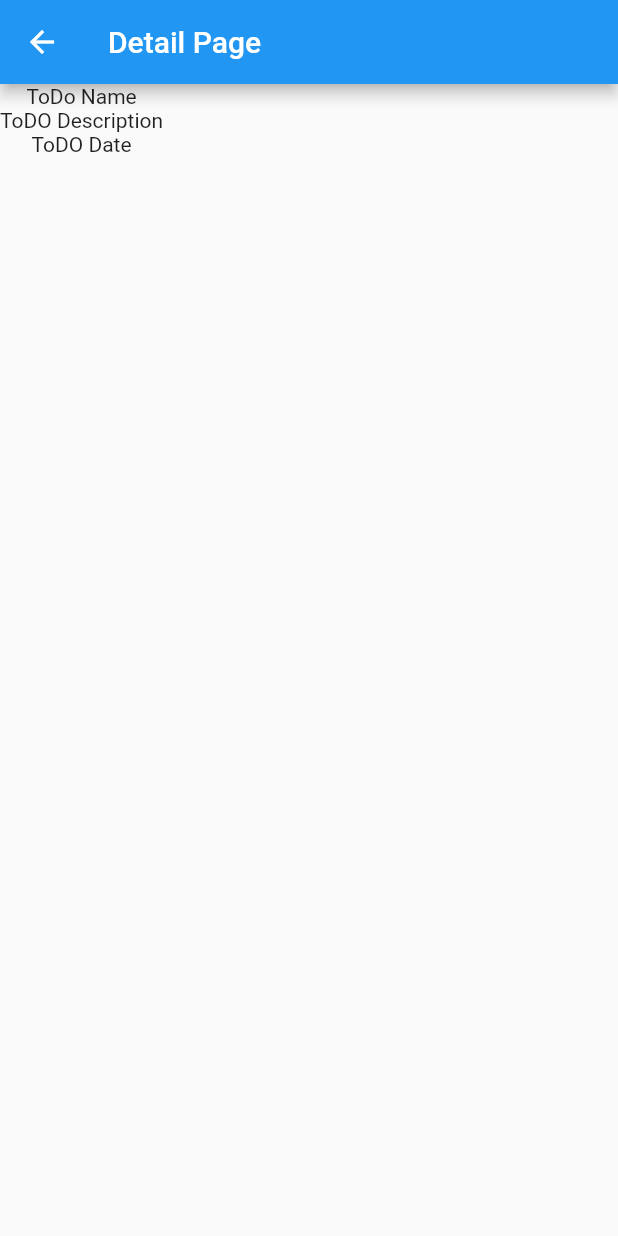
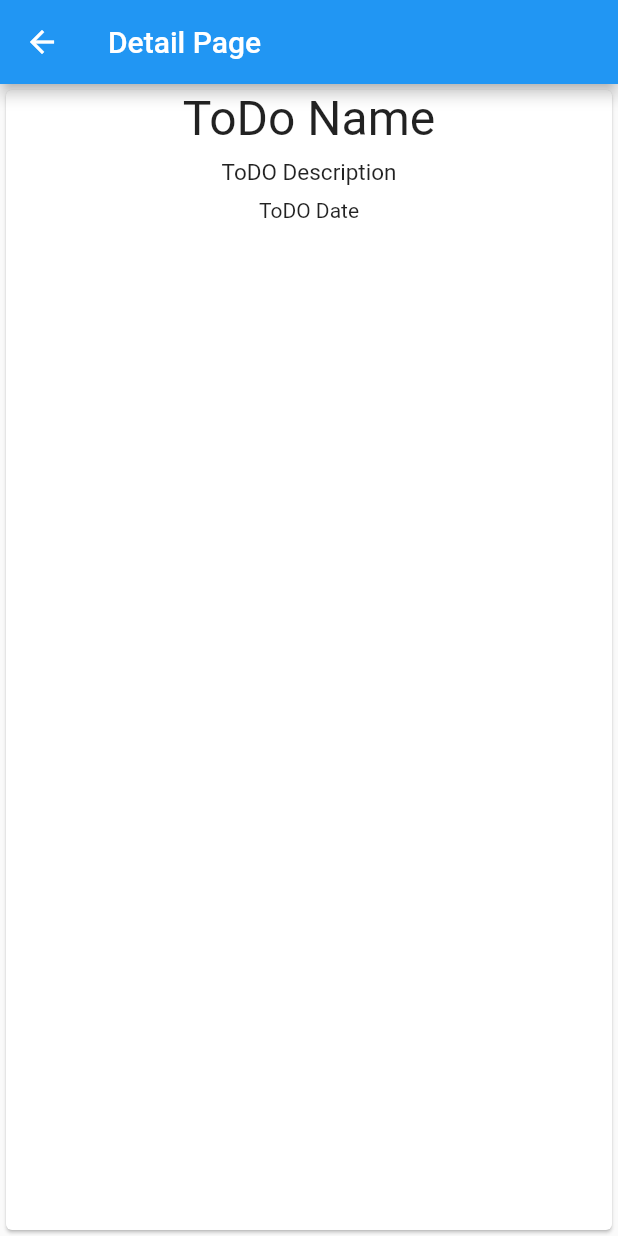
Before and after one commit to samtarmizi/flutter-part3, a Flutter app: the DetailPage screen opened directly, on a phone screen of 412 x 824 dp. Run offline on Flutter 3.47's test engine with Material 2 defaults, Android fonts, the phone set to English and light mode, and no system bars; our stand-ins replace datetime_picker_formfield.

Commit message:
Use Card and Center

```diff
--- a/lib/detail.dart
+++ b/lib/detail.dart
@@ -1,5 +1,4 @@
 import 'package:flutter/material.dart';
-
 
 class DetailPage extends StatefulWidget {
   final String name;
@@ -16,17 +15,19 @@ class _DetailPageState extends State<DetailPage> {
   @override
   Widget build(BuildContext context) {
     return Scaffold(
-      appBar: AppBar(
-        title: Text("Detail Page")
-      ),
+      appBar: AppBar(title: Text("Detail Page")),
       body: Container(
-        child: Column(children: <Widget>[
-          Text('${widget.name}'),
-          Text('${widget.description}'),
+          child: Card(
+              child: Center(
+                  child: Column(
+        children: <Widget>[
+          Text('${widget.name}',style: TextStyle(fontSize: 32, color: Colors.grey[450])),
+          SizedBox(height: 8),
+          Text('${widget.description}', style: TextStyle(fontSize: 15, color: Colors.grey[450]),),
+          SizedBox(height: 8),
           Text('${widget.date}')
-        ],)
-      ),
-
+        ],
+      )))),
     );
   }
 }
```
